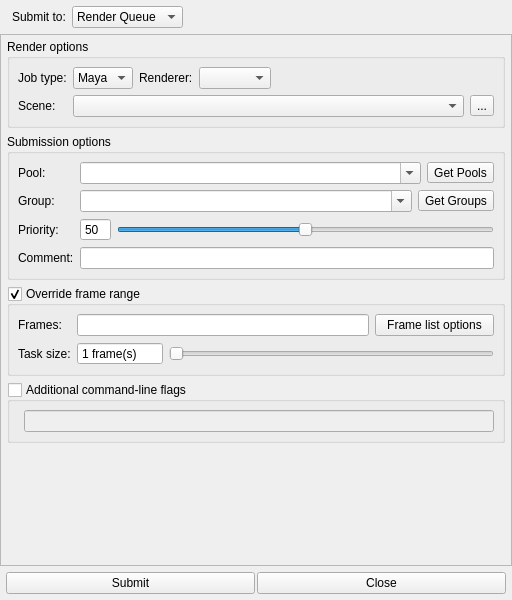
First picture: the form in core/ui/render_submit_ui.ui, repository mjbonnington/icarus-gps, before the edit.
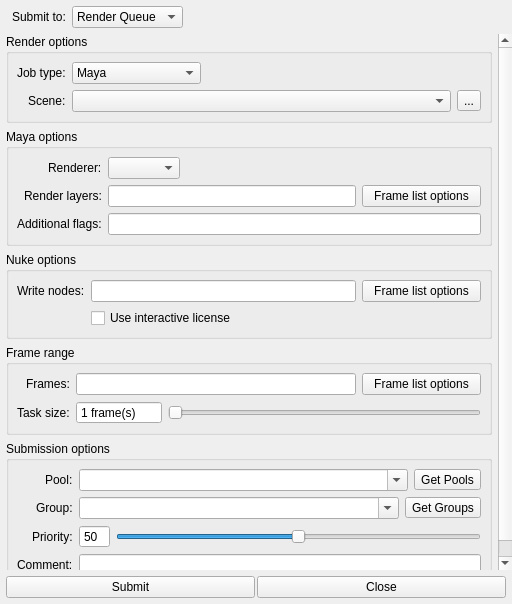
Second picture: the form after the edit. Icons and pictures are not drawn.

The edit to the form file:
```diff
--- a/core/ui/render_submit_ui.ui
+++ b/core/ui/render_submit_ui.ui
@@ -7,7 +7,7 @@
     <x>0</x>
     <y>0</y>
     <width>512</width>
-    <height>600</height>
+    <height>604</height>
    </rect>
   </property>
   <property name="windowTitle">
@@ -77,6 +77,15 @@
     </item>
     <item>
      <widget class="QScrollArea" name="submitOptions_scrollArea">
+      <property name="frameShape">
+       <enum>QFrame::NoFrame</enum>
+      </property>
+      <property name="frameShadow">
+       <enum>QFrame::Plain</enum>
+      </property>
+      <property name="lineWidth">
+       <number>0</number>
+      </property>
       <property name="widgetResizable">
        <bool>true</bool>
       </property>
@@ -91,8 +100,8 @@
         <rect>
          <x>0</x>
          <y>0</y>
-         <width>510</width>
-         <height>531</height>
+         <width>512</width>
+         <height>537</height>
         </rect>
        </property>
        <property name="noBackground" stdset="0">
@@ -103,7 +112,7 @@
          <number>6</number>
         </property>
         <property name="topMargin">
-         <number>4</number>
+         <number>0</number>
         </property>
         <property name="rightMargin">
          <number>6</number>
@@ -119,7 +128,16 @@
           <property name="flat">
            <bool>false</bool>
           </property>
-          <layout class="QFormLayout" name="formLayout_5">
+          <property name="expandable" stdset="0">
+           <bool>true</bool>
+          </property>
+          <layout class="QFormLayout" name="render_formLayout">
+           <property name="fieldGrowthPolicy">
+            <enum>QFormLayout::AllNonFixedFieldsGrow</enum>
+           </property>
+           <property name="labelAlignment">
+            <set>Qt::AlignRight|Qt::AlignTrailing|Qt::AlignVCenter</set>
+           </property>
            <property name="margin">
             <number>8</number>
            </property>
@@ -130,6 +148,48 @@
              </property>
             </widget>
            </item>
+           <item row="0" column="1">
+            <layout class="QHBoxLayout" name="type_horizontalLayout">
+             <item>
+              <widget class="QComboBox" name="type_comboBox">
+               <property name="sizePolicy">
+                <sizepolicy hsizetype="Maximum" vsizetype="Fixed">
+                 <horstretch>0</horstretch>
+                 <verstretch>0</verstretch>
+                </sizepolicy>
+               </property>
+               <item>
+                <property name="text">
+                 <string>Maya</string>
+                </property>
+               </item>
+               <item>
+                <property name="text">
+                 <string>Nuke</string>
+                </property>
+               </item>
+               <item>
+                <property name="text">
+                 <string>Generic command</string>
+                </property>
+               </item>
+              </widget>
+             </item>
+             <item>
+              <spacer name="type_horizontalSpacer">
+               <property name="orientation">
+                <enum>Qt::Horizontal</enum>
+               </property>
+               <property name="sizeHint" stdset="0">
+                <size>
+                 <width>40</width>
+                 <height>20</height>
+                </size>
+               </property>
+              </spacer>
+             </item>
+            </layout>
+           </item>
            <item row="1" column="0">
             <widget class="QLabel" name="scene_label">
              <property name="text">
@@ -163,39 +223,134 @@
                <property name="text">
                 <string>...</string>
                </property>
+               <property name="icon">
+                <iconset>
+                 <normalon>:/rsc/rsc/icon_folder.png</normalon>
+                 <disabledon>:/rsc/rsc/icon_folder_disabled.png</disabledon>
+                </iconset>
+               </property>
+               <property name="iconSize">
+                <size>
+                 <width>15</width>
+                 <height>15</height>
+                </size>
+               </property>
+               <property name="toolButtonStyle">
+                <enum>Qt::ToolButtonIconOnly</enum>
+               </property>
               </widget>
              </item>
             </layout>
            </item>
-           <item row="0" column="1">
-            <layout class="QHBoxLayout" name="type_horizontalLayout">
+          </layout>
+         </widget>
+        </item>
+        <item>
+         <widget class="QGroupBox" name="mayaOptions_groupBox">
+          <property name="title">
+           <string>Maya options</string>
+          </property>
+          <property name="flat">
+           <bool>false</bool>
+          </property>
+          <property name="checkable">
+           <bool>false</bool>
+          </property>
+          <property name="checked">
+           <bool>false</bool>
+          </property>
+          <property name="expandable" stdset="0">
+           <bool>true</bool>
+          </property>
+          <property name="xmlTag" stdset="0">
+           <string>maya</string>
+          </property>
+          <layout class="QFormLayout" name="mayaOptions_formLayout">
+           <property name="fieldGrowthPolicy">
+            <enum>QFormLayout::AllNonFixedFieldsGrow</enum>
+           </property>
+           <property name="labelAlignment">
+            <set>Qt::AlignRight|Qt::AlignTrailing|Qt::AlignVCenter</set>
+           </property>
+           <property name="margin">
+            <number>8</number>
+           </property>
+           <item row="1" column="0">
+            <widget class="QLabel" name="layers_label">
+             <property name="text">
+              <string>Render layers:</string>
+             </property>
+            </widget>
+           </item>
+           <item row="1" column="1">
+            <layout class="QHBoxLayout" name="layers_horizontalLayout">
              <item>
-              <widget class="QComboBox" name="type_comboBox">
+              <widget class="QLineEdit" name="layers_lineEdit">
+               <property name="toolTip">
+                <string>&lt;html&gt;&lt;head/&gt;&lt;body&gt;&lt;p&gt;Specify render layer(s) to be submitted individually. Multiple entries can be separated by commas. If left blank, the renderable layers will be read from the scene file and output for each task.&lt;/p&gt;&lt;/body&gt;&lt;/html&gt;</string>
+               </property>
+               <property name="text">
+                <string/>
+               </property>
+               <property name="xmlTag" stdset="0">
+                <string>renderLayers</string>
+               </property>
+              </widget>
+             </item>
+             <item>
+              <widget class="QToolButton" name="layerOptions_toolButton">
                <property name="sizePolicy">
                 <sizepolicy hsizetype="Maximum" vsizetype="Fixed">
                  <horstretch>0</horstretch>
                  <verstretch>0</verstretch>
                 </sizepolicy>
                </property>
-               <item>
-                <property name="text">
-                 <string>Maya</string>
-                </property>
-               </item>
-               <item>
-                <property name="text">
-                 <string>Nuke</string>
-                </property>
-               </item>
-              </widget>
-             </item>
-             <item>
-              <widget class="QLabel" name="renderer_label">
+               <property name="toolTip">
+                <string>Render layer options</string>
+               </property>
+               <property name="styleSheet">
+                <string notr="true">QToolButton {
+	padding: 1px 12px 2px 1px;
+}
+
+QToolButton:pressed, QToolButton:checked:pressed {
+	padding: 2px 11px 1px 2px;
+}
+</string>
+               </property>
                <property name="text">
-                <string>Renderer:</string>
+                <string>Frame list options</string>
+               </property>
+               <property name="icon">
+                <iconset resource="rsc.qrc">
+                 <normaloff>:/rsc/rsc/icon_settings.png</normaloff>
+                 <disabledoff>:/rsc/rsc/icon_settings_disabled.png</disabledoff>:/rsc/rsc/icon_settings.png</iconset>
+               </property>
+               <property name="iconSize">
+                <size>
+                 <width>15</width>
+                 <height>15</height>
+                </size>
+               </property>
+               <property name="popupMode">
+                <enum>QToolButton::InstantPopup</enum>
+               </property>
+               <property name="toolButtonStyle">
+                <enum>Qt::ToolButtonIconOnly</enum>
                </property>
               </widget>
              </item>
+            </layout>
+           </item>
+           <item row="0" column="0">
+            <widget class="QLabel" name="renderer_label">
+             <property name="text">
+              <string>Renderer:</string>
+             </property>
+            </widget>
+           </item>
+           <item row="0" column="1">
+            <layout class="QHBoxLayout" name="renderer_horizontalLayout">
              <item>
               <widget class="QComboBox" name="renderer_comboBox">
                <property name="sizePolicy">
@@ -207,7 +362,7 @@
               </widget>
              </item>
              <item>
-              <spacer name="type_horizontalSpacer">
+              <spacer name="renderer_horizontalSpacer">
                <property name="orientation">
                 <enum>Qt::Horizontal</enum>
                </property>
@@ -218,6 +373,295 @@
                 </size>
                </property>
               </spacer>
+             </item>
+            </layout>
+           </item>
+           <item row="2" column="0">
+            <widget class="QLabel" name="flags_label">
+             <property name="text">
+              <string>Additional flags:</string>
+             </property>
+            </widget>
+           </item>
+           <item row="2" column="1">
+            <layout class="QHBoxLayout" name="flags_horizontalLayout">
+             <item>
+              <widget class="QLineEdit" name="flags_lineEdit">
+               <property name="toolTip">
+                <string>&lt;html&gt;&lt;head/&gt;&lt;body&gt;&lt;p&gt;Allows additional command-line flags to be specified.&lt;/p&gt;&lt;/body&gt;&lt;/html&gt;</string>
+               </property>
+               <property name="text">
+                <string/>
+               </property>
+               <property name="xmlTag" stdset="0">
+                <string>flags</string>
+               </property>
+              </widget>
+             </item>
+            </layout>
+           </item>
+          </layout>
+         </widget>
+        </item>
+        <item>
+         <widget class="QGroupBox" name="nukeOptions_groupBox">
+          <property name="title">
+           <string>Nuke options</string>
+          </property>
+          <property name="flat">
+           <bool>false</bool>
+          </property>
+          <property name="checkable">
+           <bool>false</bool>
+          </property>
+          <property name="checked">
+           <bool>false</bool>
+          </property>
+          <property name="expandable" stdset="0">
+           <bool>true</bool>
+          </property>
+          <property name="xmlTag" stdset="0">
+           <string>nuke</string>
+          </property>
+          <layout class="QFormLayout" name="nukeOptions_formLayout">
+           <property name="fieldGrowthPolicy">
+            <enum>QFormLayout::AllNonFixedFieldsGrow</enum>
+           </property>
+           <property name="labelAlignment">
+            <set>Qt::AlignRight|Qt::AlignTrailing|Qt::AlignVCenter</set>
+           </property>
+           <property name="margin">
+            <number>8</number>
+           </property>
+           <item row="0" column="0">
+            <widget class="QLabel" name="writeNodes_label">
+             <property name="text">
+              <string>Write nodes:</string>
+             </property>
+            </widget>
+           </item>
+           <item row="0" column="1">
+            <layout class="QHBoxLayout" name="writeNodes_horizontalLayout">
+             <item>
+              <widget class="QLineEdit" name="writeNodes_lineEdit">
+               <property name="toolTip">
+                <string>&lt;html&gt;&lt;head/&gt;&lt;body&gt;&lt;p&gt;Specify which write node(s) are to be rendered. Multiple entries can be separated by commas and will be submitted individually. If left blank, all the write nodes in the script will be rendered for each task.&lt;/p&gt;&lt;/body&gt;&lt;/html&gt;</string>
+               </property>
+               <property name="text">
+                <string/>
+               </property>
+               <property name="xmlTag" stdset="0">
+                <string>writeNodes</string>
+               </property>
+              </widget>
+             </item>
+             <item>
+              <widget class="QToolButton" name="writeNodeOptions_toolButton">
+               <property name="sizePolicy">
+                <sizepolicy hsizetype="Maximum" vsizetype="Fixed">
+                 <horstretch>0</horstretch>
+                 <verstretch>0</verstretch>
+                </sizepolicy>
+               </property>
+               <property name="toolTip">
+                <string>Write node options</string>
+               </property>
+               <property name="styleSheet">
+                <string notr="true">QToolButton {
+	padding: 1px 12px 2px 1px;
+}
+
+QToolButton:pressed, QToolButton:checked:pressed {
+	padding: 2px 11px 1px 2px;
+}
+</string>
+               </property>
+               <property name="text">
+                <string>Frame list options</string>
+               </property>
+               <property name="icon">
+                <iconset resource="rsc.qrc">
+                 <normaloff>:/rsc/rsc/icon_settings.png</normaloff>
+                 <disabledoff>:/rsc/rsc/icon_settings_disabled.png</disabledoff>:/rsc/rsc/icon_settings.png</iconset>
+               </property>
+               <property name="iconSize">
+                <size>
+                 <width>15</width>
+                 <height>15</height>
+                </size>
+               </property>
+               <property name="popupMode">
+                <enum>QToolButton::InstantPopup</enum>
+               </property>
+               <property name="toolButtonStyle">
+                <enum>Qt::ToolButtonIconOnly</enum>
+               </property>
+              </widget>
+             </item>
+            </layout>
+           </item>
+           <item row="1" column="1">
+            <widget class="QCheckBox" name="interactiveLicense_checkBox">
+             <property name="text">
+              <string>Use interactive license</string>
+             </property>
+             <property name="xmlTag" stdset="0">
+              <string>useInteractiveLicense</string>
+             </property>
+            </widget>
+           </item>
+          </layout>
+         </widget>
+        </item>
+        <item>
+         <widget class="QGroupBox" name="frames_groupBox">
+          <property name="title">
+           <string>Frame range</string>
+          </property>
+          <property name="flat">
+           <bool>false</bool>
+          </property>
+          <property name="checkable">
+           <bool>false</bool>
+          </property>
+          <property name="checked">
+           <bool>false</bool>
+          </property>
+          <property name="expandable" stdset="0">
+           <bool>true</bool>
+          </property>
+          <property name="xmlTag" stdset="0">
+           <string>frames</string>
+          </property>
+          <layout class="QFormLayout" name="frames_formLayout">
+           <property name="fieldGrowthPolicy">
+            <enum>QFormLayout::AllNonFixedFieldsGrow</enum>
+           </property>
+           <property name="labelAlignment">
+            <set>Qt::AlignRight|Qt::AlignTrailing|Qt::AlignVCenter</set>
+           </property>
+           <property name="margin">
+            <number>8</number>
+           </property>
+           <item row="0" column="0">
+            <widget class="QLabel" name="frameRange_label">
+             <property name="text">
+              <string>Frames:</string>
+             </property>
+            </widget>
+           </item>
+           <item row="0" column="1">
+            <layout class="QHBoxLayout" name="frames_horizontalLayout">
+             <item>
+              <widget class="QLineEdit" name="frames_lineEdit">
+               <property name="toolTip">
+                <string>&lt;html&gt;&lt;head/&gt;&lt;body&gt;&lt;p&gt;Specify the frames to be rendered. Individual frames should be separated with commas, and ranges can be specified using a hyphen, e.g. '1, 5-10'. If left blank, the start and end frames will be read from the scene file.&lt;/p&gt;&lt;/body&gt;&lt;/html&gt;</string>
+               </property>
+               <property name="text">
+                <string/>
+               </property>
+               <property name="xmlTag" stdset="0">
+                <string>frames</string>
+               </property>
+              </widget>
+             </item>
+             <item>
+              <widget class="QToolButton" name="frameListOptions_toolButton">
+               <property name="sizePolicy">
+                <sizepolicy hsizetype="Maximum" vsizetype="Fixed">
+                 <horstretch>0</horstretch>
+                 <verstretch>0</verstretch>
+                </sizepolicy>
+               </property>
+               <property name="toolTip">
+                <string>Frame list options</string>
+               </property>
+               <property name="styleSheet">
+                <string notr="true">QToolButton {
+	padding: 1px 12px 2px 1px;
+}
+
+QToolButton:pressed, QToolButton:checked:pressed {
+	padding: 2px 11px 1px 2px;
+}
+</string>
+               </property>
+               <property name="text">
+                <string>Frame list options</string>
+               </property>
+               <property name="icon">
+                <iconset resource="rsc.qrc">
+                 <normaloff>:/rsc/rsc/icon_settings.png</normaloff>
+                 <disabledoff>:/rsc/rsc/icon_settings_disabled.png</disabledoff>:/rsc/rsc/icon_settings.png</iconset>
+               </property>
+               <property name="iconSize">
+                <size>
+                 <width>15</width>
+                 <height>15</height>
+                </size>
+               </property>
+               <property name="popupMode">
+                <enum>QToolButton::InstantPopup</enum>
+               </property>
+               <property name="toolButtonStyle">
+                <enum>Qt::ToolButtonIconOnly</enum>
+               </property>
+              </widget>
+             </item>
+            </layout>
+           </item>
+           <item row="1" column="0">
+            <widget class="QLabel" name="taskSize_label">
+             <property name="text">
+              <string>Task size:</string>
+             </property>
+            </widget>
+           </item>
+           <item row="1" column="1">
+            <layout class="QHBoxLayout" name="taskSize_horizontalLayout">
+             <item>
+              <widget class="QSpinBox" name="taskSize_spinBox">
+               <property name="toolTip">
+                <string>&lt;html&gt;&lt;head/&gt;&lt;body&gt;&lt;p&gt;In order to distribute the render job, it will be divided into tasks. Specify the number of frames that will be rendered for each task.&lt;/p&gt;&lt;/body&gt;&lt;/html&gt;</string>
+               </property>
+               <property name="buttonSymbols">
+                <enum>QAbstractSpinBox::NoButtons</enum>
+               </property>
+               <property name="suffix">
+                <string> frame(s)</string>
+               </property>
+               <property name="minimum">
+                <number>1</number>
+               </property>
+               <property name="maximum">
+                <number>9999</number>
+               </property>
+               <property name="xmlTag" stdset="0">
+                <string>taskSize</string>
+               </property>
+              </widget>
+             </item>
+             <item>
+              <widget class="QSlider" name="taskSize_slider">
+               <property name="minimum">
+                <number>1</number>
+               </property>
+               <property name="maximum">
+                <number>100</number>
+               </property>
+               <property name="value">
+                <number>1</number>
+               </property>
+               <property name="orientation">
+                <enum>Qt::Horizontal</enum>
+               </property>
+               <property name="tickPosition">
+                <enum>QSlider::NoTicks</enum>
+               </property>
+               <property name="tickInterval">
+                <number>10</number>
+               </property>
+              </widget>
              </item>
             </layout>
            </item>
@@ -232,7 +676,16 @@
           <property name="flat">
            <bool>false</bool>
           </property>
-          <layout class="QFormLayout" name="formLayout_6">
+          <property name="expandable" stdset="0">
+           <bool>true</bool>
+          </property>
+          <property name="xmlTag" stdset="0">
+           <string>submission</string>
+          </property>
+          <layout class="QFormLayout" name="submit_formLayout">
+           <property name="labelAlignment">
+            <set>Qt::AlignRight|Qt::AlignTrailing|Qt::AlignVCenter</set>
+           </property>
            <property name="margin">
             <number>8</number>
            </property>
@@ -423,186 +876,6 @@
           </layout>
          </widget>
         </item>
-        <item>
-         <widget class="QGroupBox" name="overrideFrameRange_groupBox">
-          <property name="toolTip">
-           <string>&lt;html&gt;&lt;head/&gt;&lt;body&gt;&lt;p&gt;Allows the frame range(s) to be explicitly stated.&lt;/p&gt;&lt;p&gt;If unchecked, the start and end frames will be read from the scene.&lt;/p&gt;&lt;/body&gt;&lt;/html&gt;</string>
-          </property>
-          <property name="title">
-           <string>Override frame range</string>
-          </property>
-          <property name="flat">
-           <bool>false</bool>
-          </property>
-          <property name="checkable">
-           <bool>true</bool>
-          </property>
-          <layout class="QFormLayout" name="formLayout_3">
-           <property name="margin">
-            <number>8</number>
-           </property>
-           <item row="0" column="0">
-            <widget class="QLabel" name="frameRange_label">
-             <property name="text">
-              <string>Frames:</string>
-             </property>
-            </widget>
-           </item>
-           <item row="0" column="1">
-            <layout class="QHBoxLayout" name="frameRange_horizontalLayout">
-             <item>
-              <widget class="QLineEdit" name="frameRange_lineEdit">
-               <property name="toolTip">
-                <string>&lt;html&gt;&lt;head/&gt;&lt;body&gt;&lt;p&gt;List of frames to be rendered.&lt;/p&gt;&lt;p&gt;Individual frames should be separated with commas, and sequences can be specified using a hyphen, e.g. 1, 5-10.&lt;/p&gt;&lt;/body&gt;&lt;/html&gt;</string>
-               </property>
-               <property name="text">
-                <string/>
-               </property>
-               <property name="xmlTag" stdset="0">
-                <string>frames</string>
-               </property>
-              </widget>
-             </item>
-             <item>
-              <widget class="QToolButton" name="frameListOptions_toolButton">
-               <property name="sizePolicy">
-                <sizepolicy hsizetype="Maximum" vsizetype="Fixed">
-                 <horstretch>0</horstretch>
-                 <verstretch>0</verstretch>
-                </sizepolicy>
-               </property>
-               <property name="toolTip">
-                <string>Frame list options</string>
-               </property>
-               <property name="styleSheet">
-                <string notr="true">QToolButton {
-	padding: 1px 12px 2px 1px;
-}
-
-QToolButton:pressed, QToolButton:checked:pressed {
-	padding: 2px 11px 1px 2px;
-}
-</string>
-               </property>
-               <property name="text">
-                <string>Frame list options</string>
-               </property>
-               <property name="icon">
-                <iconset resource="rsc.qrc">
-                 <normaloff>:/rsc/rsc/icon_settings.png</normaloff>
-                 <disabledoff>:/rsc/rsc/icon_settings_disabled.png</disabledoff>:/rsc/rsc/icon_settings.png</iconset>
-               </property>
-               <property name="iconSize">
-                <size>
-                 <width>15</width>
-                 <height>15</height>
-                </size>
-               </property>
-               <property name="popupMode">
-                <enum>QToolButton::InstantPopup</enum>
-               </property>
-               <property name="toolButtonStyle">
-                <enum>Qt::ToolButtonIconOnly</enum>
-               </property>
-              </widget>
-             </item>
-            </layout>
-           </item>
-           <item row="1" column="0">
-            <widget class="QLabel" name="taskSize_label">
-             <property name="text">
-              <string>Task size:</string>
-             </property>
-            </widget>
-           </item>
-           <item row="1" column="1">
-            <layout class="QHBoxLayout" name="taskSize_horizontalLayout">
-             <item>
-              <widget class="QSpinBox" name="taskSize_spinBox">
-               <property name="toolTip">
-                <string>How many frames to submit for each task.</string>
-               </property>
-               <property name="buttonSymbols">
-                <enum>QAbstractSpinBox::NoButtons</enum>
-               </property>
-               <property name="suffix">
-                <string> frame(s)</string>
-               </property>
-               <property name="minimum">
-                <number>1</number>
-               </property>
-               <property name="maximum">
-                <number>9999</number>
-               </property>
-               <property name="xmlTag" stdset="0">
-                <string>tasksize</string>
-               </property>
-              </widget>
-             </item>
-             <item>
-              <widget class="QSlider" name="taskSize_slider">
-               <property name="toolTip">
-                <string>How many frames to submit for each task.</string>
-               </property>
-               <property name="minimum">
-                <number>1</number>
-               </property>
-               <property name="maximum">
-                <number>100</number>
-               </property>
-               <property name="value">
-                <number>1</number>
-               </property>
-               <property name="orientation">
-                <enum>Qt::Horizontal</enum>
-               </property>
-               <property name="tickPosition">
-                <enum>QSlider::NoTicks</enum>
-               </property>
-               <property name="tickInterval">
-                <number>10</number>
-               </property>
-              </widget>
-             </item>
-            </layout>
-           </item>
-          </layout>
-         </widget>
-        </item>
-        <item>
-         <widget class="QGroupBox" name="flags_groupBox">
-          <property name="toolTip">
-           <string>Allows additional command-line flags to be specified.</string>
-          </property>
-          <property name="title">
-           <string>Additional command-line flags</string>
-          </property>
-          <property name="flat">
-           <bool>false</bool>
-          </property>
-          <property name="checkable">
-           <bool>true</bool>
-          </property>
-          <property name="checked">
-           <bool>false</bool>
-          </property>
-          <layout class="QFormLayout" name="formLayout_2">
-           <property name="fieldGrowthPolicy">
-            <enum>QFormLayout::AllNonFixedFieldsGrow</enum>
-           </property>
-           <property name="margin">
-            <number>8</number>
-           </property>
-           <item row="0" column="1">
-            <widget class="QLineEdit" name="flags_lineEdit">
-             <property name="text">
-              <string/>
-             </property>
-            </widget>
-           </item>
-          </layout>
-         </widget>
-        </item>
         <item>
          <spacer name="verticalSpacer">
           <property name="orientation">
```
Left out of the diff: 15 changed lines with no effect on the pictures.
